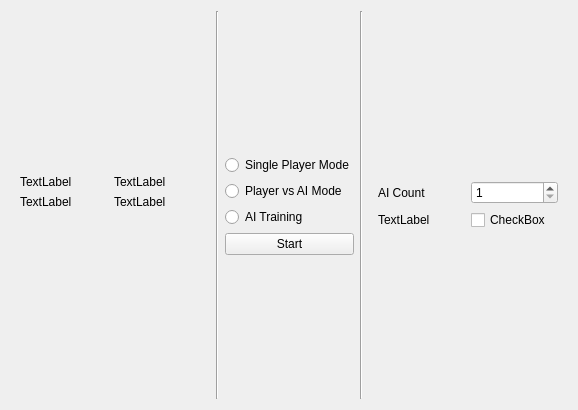
Old version of the form startdialog.ui in the repository M4RKUS28/SnakeIO.
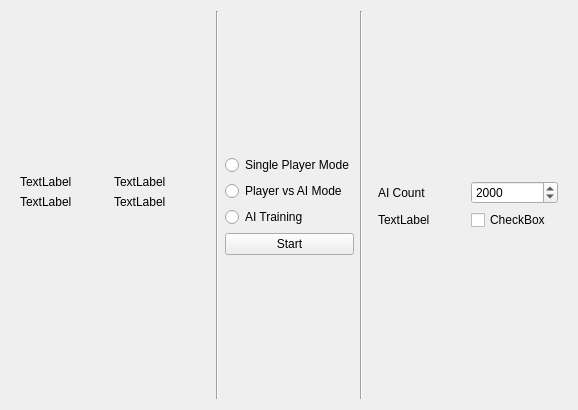
New version of the form.

```diff
--- a/startdialog.ui
+++ b/startdialog.ui
@@ -208,6 +208,9 @@
          <property name="maximum">
           <number>9999</number>
          </property>
+         <property name="value">
+          <number>2000</number>
+         </property>
         </widget>
        </item>
        <item row="3" column="1">
```
